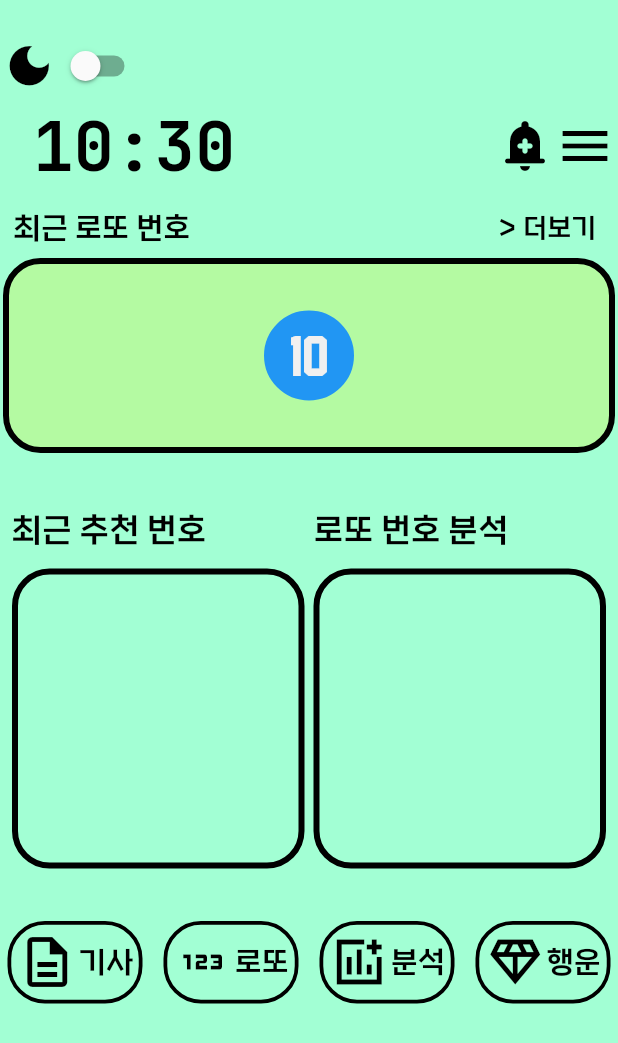
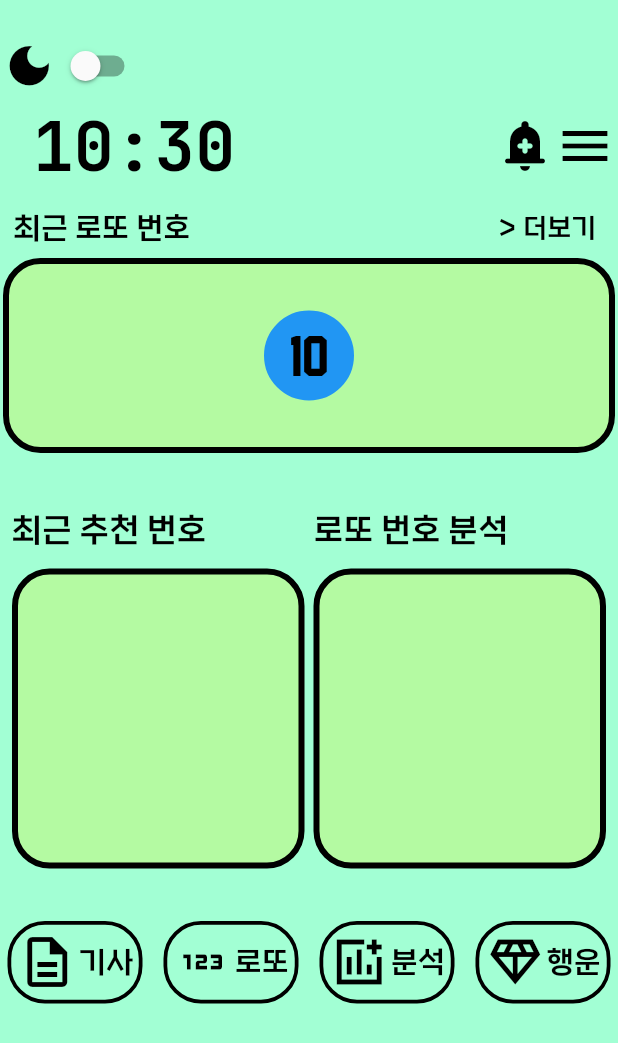
Before and after one commit to jithhuP/PowerBall, a Flutter app: the screen it shows after launch, on a phone screen of 412 x 824 dp. Shown: the top 1043 px of the screen. Run offline on Flutter 3.47's test engine with Material 2 defaults, Android fonts, the phone set to English and light mode, and no system bars; our stand-ins replace fl_chart, syncfusion_flutter_charts, timer_builder.

Commit message:
추천 번호, 번호 분석 영역 색상 변경 및 설정 화면 텍스트 미출력 버그 수정

```diff
--- a/lib/custom_widget.dart
+++ b/lib/custom_widget.dart
@@ -147,7 +147,12 @@ class SettingText extends StatelessWidget {
 }
 
 class LottoBall extends StatelessWidget {
-  const LottoBall({super.key});
+  final Color numColor;
+
+  const LottoBall({
+    super.key,
+    required this.numColor,
+  });
 
   @override
   Widget build(BuildContext context) {
@@ -163,12 +168,12 @@ class LottoBall extends StatelessWidget {
           width: 5.0,
         ),
       ),
-      child: const Text(
+      child: Text(
         '10',
         style: TextStyle(
           fontSize: 35.0,
           fontFamily: 'Jersey',
-          color: Color.fromARGB(255, 240, 240, 240),
+          color: numColor,
         ),
       ),
     );
--- a/lib/main.dart
+++ b/lib/main.dart
@@ -158,10 +158,11 @@ class App extends State<MyApp> {
                   color: ftColor[2 + darkMode],
                   borderRadius: BorderRadius.circular(25.0),
                 ),
-                child: const Padding(
-                  padding: EdgeInsets.symmetric(horizontal: 20.0),
-                  child:
-                      LottoBall(), /*Text(
+                child: Padding(
+                  padding: const EdgeInsets.symmetric(horizontal: 20.0),
+                  child: LottoBall(
+                    numColor: ftColor[0 + darkMode],
+                  ), /*Text(
                     '1 - 2 - 3 - 4 - 5 - 6',
                     textAlign: TextAlign.center,
                     style: TextStyle(
@@ -197,6 +198,7 @@ class App extends State<MyApp> {
                           width: 195.0,
                           height: 200.0,
                           decoration: BoxDecoration(
+                            color: ftColor[2 + darkMode],
                             borderRadius: BorderRadius.circular(25.0),
                             border: Border.all(
                               color: ftColor[0 + darkMode],
@@ -226,6 +228,7 @@ class App extends State<MyApp> {
                           width: 195.0,
                           height: 200.0,
                           decoration: BoxDecoration(
+                            color: ftColor[2 + darkMode],
                             borderRadius: BorderRadius.circular(25.0),
                             border: Border.all(
                               color: ftColor[0 + darkMode],
--- a/lib/setting_screen.dart
+++ b/lib/setting_screen.dart
@@ -47,11 +47,11 @@ class SettingScreen extends StatelessWidget {
               children: [
                 SettingText(
                     text: 'Version : $version',
-                    fontcolor: const Color.fromARGB(143, 0, 0, 0),
+                    fontcolor: ftColor[0 + darkMode],
                     fontsize: 15.0),
                 SettingText(
                   text: 'Update date : $date',
-                  fontcolor: const Color.fromARGB(143, 0, 0, 0),
+                  fontcolor: ftColor[0 + darkMode],
                   fontsize: 15.0,
                 ),
               ],
```
